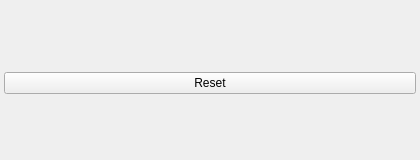
First picture: the form in apps/zxtune-qt/ui/preferences/mixing.ui, repository Viktor318/zxtune, before the edit.
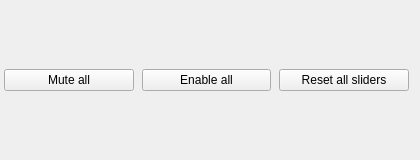
Second picture: the form after the edit.

Commit message:
zxtune-qt: mixer pages layout, Mute all and Enable all buttons
- description, line, (AY: stereo mode, line), channels, buttons, line, status
- no line below the volume/panning header, free space goes below the status
- Mute all / Enable all switch all channels of the current tune (AY: A, B, C,
  N and E of every used chip) the same way as the toolbar buttons
- Reset button renamed to Reset all sliders, placed next to the new buttons
- Hungarian translation

Claude-Session: https://claude.ai/code/session_01NM19GthpxNMsXAdbiEYjXi

```diff
--- a/apps/zxtune-qt/ui/preferences/mixing.ui
+++ b/apps/zxtune-qt/ui/preferences/mixing.ui
@@ -27,28 +27,48 @@
      </property>
     </layout>
    </item>
-   <item>
-    <spacer name="verticalSpacer">
-     <property name="orientation">
-      <enum>Qt::Vertical</enum>
-     </property>
-    </spacer>
-   </item>
    <item>
     <layout class="QHBoxLayout" name="bottomLayout">
      <property name="spacing">
       <number>8</number>
      </property>
+     <item>
+      <widget class="QPushButton" name="muteAllButton">
+       <property name="text">
+        <string>Mute all</string>
+       </property>
+       <property name="toolTip">
+        <string>Switch off all channels of the current tune</string>
+       </property>
+      </widget>
+     </item>
+     <item>
+      <widget class="QPushButton" name="enableAllButton">
+       <property name="text">
+        <string>Enable all</string>
+       </property>
+       <property name="toolTip">
+        <string>Switch on all channels of the current tune</string>
+       </property>
+      </widget>
+     </item>
      <item>
       <widget class="QPushButton" name="resetButton">
        <property name="text">
-        <string>Reset</string>
+        <string>Reset all sliders</string>
        </property>
        <property name="toolTip">
         <string>Restore default volume and panning of all channels</string>
        </property>
       </widget>
      </item>
+     <item>
+      <spacer name="buttonsSpacer">
+       <property name="orientation">
+        <enum>Qt::Horizontal</enum>
+       </property>
+      </spacer>
+     </item>
     </layout>
    </item>
   </layout>
```
The commit also changes 2 other files.
